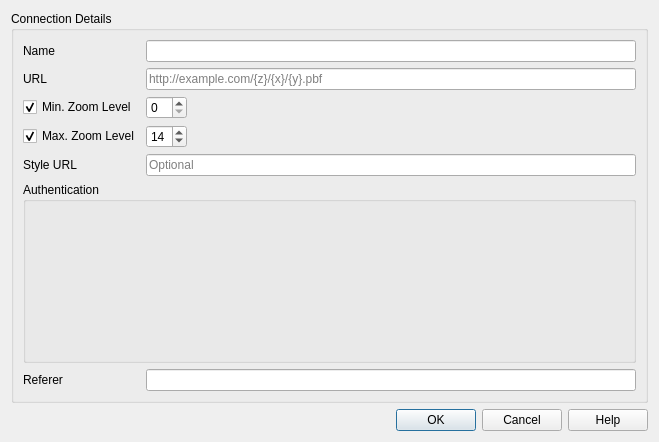
The window that src/ui/qgsvectortileconnectiondialog.ui (carsmie/QGIS) describes before a commit, drawn with Qt 5.
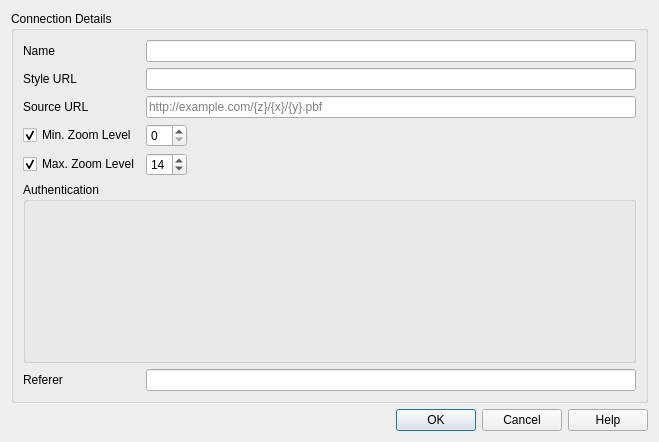
The same window after the commit. Custom widgets are drawn as their Qt base class.

Commit message:
[FEATURE] load MVT layers from style URL only (#58663)
with support for multiple sources

```diff
--- a/src/ui/qgsvectortileconnectiondialog.ui
+++ b/src/ui/qgsvectortileconnectiondialog.ui
@@ -20,21 +20,60 @@
       <string>Connection Details</string>
      </property>
      <layout class="QGridLayout" name="gridLayout">
-      <item row="0" column="2">
-       <widget class="QLineEdit" name="mEditName">
+      <item row="8" column="2">
+       <widget class="QgsSpinBox" name="mSpinZMax">
+        <property name="sizePolicy">
+         <sizepolicy hsizetype="Maximum" vsizetype="Fixed">
+          <horstretch>0</horstretch>
+          <verstretch>0</verstretch>
+         </sizepolicy>
+        </property>
+        <property name="value">
+         <number>14</number>
+        </property>
+       </widget>
+      </item>
+      <item row="8" column="0" colspan="2">
+       <widget class="QCheckBox" name="mCheckBoxZMax">
+        <property name="text">
+         <string>Max. Zoom Level</string>
+        </property>
+        <property name="checked">
+         <bool>true</bool>
+        </property>
+       </widget>
+      </item>
+      <item row="11" column="0">
+       <widget class="QLabel" name="lblReferer">
+        <property name="text">
+         <string>Referer</string>
+        </property>
+        <property name="buddy">
+         <cstring>mEditReferer</cstring>
+        </property>
+       </widget>
+      </item>
+      <item row="2" column="2">
+       <widget class="QLineEdit" name="mEditUrl">
         <property name="toolTip">
-         <string>Name of the new connection</string>
+         <string>URL of the connection, {x}, {y}, and {z} will be replaced with actual values. Use {-y} for inverted y axis.</string>
+        </property>
+        <property name="placeholderText">
+         <string>http://example.com/{z}/{x}/{y}.pbf</string>
         </property>
        </widget>
       </item>
-      <item row="0" column="0" colspan="2">
-       <widget class="QLabel" name="label">
+      <item row="4" column="0" colspan="2">
+       <widget class="QCheckBox" name="mCheckBoxZMin">
         <property name="text">
-         <string>Name</string>
+         <string>Min. Zoom Level</string>
+        </property>
+        <property name="checked">
+         <bool>true</bool>
         </property>
        </widget>
       </item>
-      <item row="8" column="0" colspan="3">
+      <item row="10" column="0" colspan="3">
        <widget class="QGroupBox" name="mAuthGroupBox">
         <property name="title">
          <string>Authentication</string>
@@ -58,14 +97,21 @@
         </layout>
        </widget>
       </item>
-      <item row="1" column="0">
+      <item row="11" column="2">
+       <widget class="QLineEdit" name="mEditReferer">
+        <property name="toolTip">
+         <string>Optional custom referer</string>
+        </property>
+       </widget>
+      </item>
+      <item row="2" column="0" colspan="2">
        <widget class="QLabel" name="label_2">
         <property name="text">
-         <string>URL</string>
+         <string>Source URL</string>
         </property>
        </widget>
       </item>
-      <item row="2" column="2">
+      <item row="4" column="2">
        <widget class="QgsSpinBox" name="mSpinZMin">
         <property name="sizePolicy">
          <sizepolicy hsizetype="Maximum" vsizetype="Fixed">
@@ -75,86 +121,37 @@
         </property>
        </widget>
       </item>
-      <item row="9" column="0">
-       <widget class="QLabel" name="lblReferer">
+      <item row="0" column="0" colspan="2">
+       <widget class="QLabel" name="label">
         <property name="text">
-         <string>Referer</string>
+         <string>Name</string>
         </property>
-        <property name="buddy">
-         <cstring>mEditReferer</cstring>
-        </property>
        </widget>
       </item>
-      <item row="6" column="2">
-       <widget class="QgsSpinBox" name="mSpinZMax">
-        <property name="sizePolicy">
-         <sizepolicy hsizetype="Maximum" vsizetype="Fixed">
-          <horstretch>0</horstretch>
-          <verstretch>0</verstretch>
-         </sizepolicy>
-        </property>
-        <property name="value">
-         <number>14</number>
-        </property>
-       </widget>
-      </item>
-      <item row="6" column="0" colspan="2">
-       <widget class="QCheckBox" name="mCheckBoxZMax">
-        <property name="text">
-         <string>Max. Zoom Level</string>
-        </property>
-        <property name="checked">
-         <bool>true</bool>
+      <item row="0" column="2">
+       <widget class="QLineEdit" name="mEditName">
+        <property name="toolTip">
+         <string>Name of the new connection</string>
         </property>
        </widget>
       </item>
       <item row="1" column="2">
-       <widget class="QLineEdit" name="mEditUrl">
-        <property name="toolTip">
-         <string>URL of the connection, {x}, {y}, and {z} will be replaced with actual values. Use {-y} for inverted y axis.</string>
-        </property>
-        <property name="placeholderText">
-         <string>http://example.com/{z}/{x}/{y}.pbf</string>
-        </property>
-       </widget>
-      </item>
-      <item row="2" column="0" colspan="2">
-       <widget class="QCheckBox" name="mCheckBoxZMin">
-        <property name="text">
-         <string>Min. Zoom Level</string>
-        </property>
-        <property name="checked">
-         <bool>true</bool>
-        </property>
-       </widget>
-      </item>
-      <item row="9" column="2">
-       <widget class="QLineEdit" name="mEditReferer">
-        <property name="toolTip">
-         <string>Optional custom referer</string>
-        </property>
-       </widget>
-      </item>
-      <item row="7" column="0">
-       <widget class="QLabel" name="label_3">
-        <property name="text">
-         <string>Style URL</string>
-        </property>
-       </widget>
-      </item>
-      <item row="7" column="2">
        <widget class="QLineEdit" name="mEditStyleUrl">
         <property name="toolTip">
          <string>If specified, the layer will be automatically styled using styling JSON from the entered URL.</string>
         </property>
-        <property name="placeholderText">
-         <string>Optional</string>
-        </property>
         <property name="clearButtonEnabled">
          <bool>true</bool>
         </property>
        </widget>
       </item>
+      <item row="1" column="0" colspan="2">
+       <widget class="QLabel" name="label_3">
+        <property name="text">
+         <string>Style URL</string>
+        </property>
+       </widget>
+      </item>
      </layout>
     </widget>
    </item>
```
Left out of the diff: 14 changed lines with no effect on the pictures. The commit also changes 12 other files.
